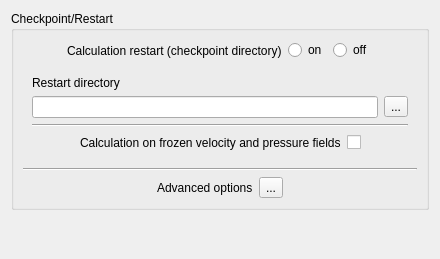
Qt form gui/Pages/StartRestartForm.ui (code-saturne/code_saturne) before a commit.
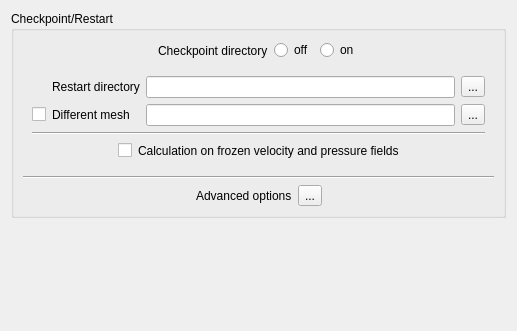
The same form after that commit. Icons and pictures are not drawn.

Commit message: Allow defining restart from a different mesh from the GUI.

What changed in the file:
```diff
--- a/gui/Pages/StartRestartForm.ui
+++ b/gui/Pages/StartRestartForm.ui
@@ -6,8 +6,8 @@
    <rect>
     <x>0</x>
     <y>0</y>
-    <width>440</width>
-    <height>259</height>
+    <width>517</width>
+    <height>331</height>
    </rect>
   </property>
   <property name="windowTitle">
@@ -23,8 +23,78 @@
       <string>Checkpoint/Restart</string>
      </property>
      <layout class="QGridLayout">
+      <item row="4" column="0">
+       <widget class="Line" name="lineICCVFG">
+        <property name="orientation">
+         <enum>Qt::Horizontal</enum>
+        </property>
+       </widget>
+      </item>
+      <item row="5" column="0">
+       <layout class="QHBoxLayout">
+        <item>
+         <spacer>
+          <property name="orientation">
+           <enum>Qt::Horizontal</enum>
+          </property>
+          <property name="sizeHint" stdset="0">
+           <size>
+            <width>20</width>
+            <height>20</height>
+           </size>
+          </property>
+         </spacer>
+        </item>
+        <item>
+         <widget class="QLabel" name="label_3">
+          <property name="toolTip">
+           <string>&lt;html&gt;&lt;head/&gt;&lt;body&gt;&lt;p&gt;&lt;span style=&quot; font-size:9pt;&quot;&gt;Define advanced options for restart checkpoints.&lt;/span&gt;&lt;/p&gt;&lt;/body&gt;&lt;/html&gt;</string>
+          </property>
+          <property name="text">
+           <string>Advanced options</string>
+          </property>
+         </widget>
+        </item>
+        <item>
+         <widget class="QToolButton" name="toolButtonAdvanced">
+          <property name="toolTip">
+           <string>&lt;html&gt;&lt;head/&gt;&lt;body&gt;&lt;p&gt;&lt;span style=&quot; font-size:9pt;&quot;&gt;Define advanced options for restart checkpoints.&lt;/span&gt;&lt;/p&gt;&lt;/body&gt;&lt;/html&gt;</string>
+          </property>
+          <property name="text">
+           <string>...</string>
+          </property>
+          <property name="icon">
+           <iconset resource="resources_pages.qrc">
+            <normaloff>:/new/prefix1/icons/22x22/preferences-system.png</normaloff>:/new/prefix1/icons/22x22/preferences-system.png</iconset>
+          </property>
+          <property name="iconSize">
+           <size>
+            <width>22</width>
+            <height>22</height>
+           </size>
+          </property>
+          <property name="shortcut">
+           <string>Ctrl+S</string>
+          </property>
+         </widget>
+        </item>
+        <item>
+         <spacer>
+          <property name="orientation">
+           <enum>Qt::Horizontal</enum>
+          </property>
+          <property name="sizeHint" stdset="0">
+           <size>
+            <width>16</width>
+            <height>16</height>
+           </size>
+          </property>
+         </spacer>
+        </item>
+       </layout>
+      </item>
       <item row="0" column="0">
-       <layout class="QHBoxLayout" name="horizontalLayout_3">
+       <layout class="QHBoxLayout" name="horizontalLayout">
         <item>
          <spacer>
           <property name="orientation">
@@ -44,17 +114,7 @@
            <string>&lt;html&gt;&lt;head/&gt;&lt;body&gt;&lt;p&gt;&lt;span style=&quot; font-size:9pt;&quot;&gt;Indicate if the calculation resumes from a previous one.&lt;/span&gt;&lt;/p&gt;&lt;/body&gt;&lt;/html&gt;</string>
           </property>
           <property name="text">
-           <string>Calculation restart (checkpoint directory)</string>
-          </property>
-         </widget>
-        </item>
-        <item>
-         <widget class="QRadioButton" name="radioButtonYes">
-          <property name="toolTip">
-           <string>&lt;html&gt;&lt;head/&gt;&lt;body&gt;&lt;p&gt;&lt;span style=&quot; font-size:9pt;&quot;&gt;Indicate if the calculation resumes from a previous one.&lt;/span&gt;&lt;/p&gt;&lt;/body&gt;&lt;/html&gt;</string>
-          </property>
-          <property name="text">
-           <string>on</string>
+           <string>Checkpoint directory</string>
           </property>
          </widget>
         </item>
@@ -68,6 +128,16 @@
           </property>
          </widget>
         </item>
+        <item>
+         <widget class="QRadioButton" name="radioButtonYes">
+          <property name="toolTip">
+           <string>&lt;html&gt;&lt;head/&gt;&lt;body&gt;&lt;p&gt;&lt;span style=&quot; font-size:9pt;&quot;&gt;Indicate if the calculation resumes from a previous one.&lt;/span&gt;&lt;/p&gt;&lt;/body&gt;&lt;/html&gt;</string>
+          </property>
+          <property name="text">
+           <string>on</string>
+          </property>
+         </widget>
+        </item>
         <item>
          <spacer>
           <property name="orientation">
@@ -83,7 +153,7 @@
         </item>
        </layout>
       </item>
-      <item row="1" column="0">
+      <item row="2" column="0">
        <widget class="QFrame" name="frameRestart">
         <property name="frameShape">
          <enum>QFrame::NoFrame</enum>
@@ -93,18 +163,29 @@
         </property>
         <layout class="QVBoxLayout" name="verticalLayout">
          <item>
-          <widget class="QLabel" name="labelRestartDir">
-           <property name="toolTip">
-            <string>&lt;html&gt;&lt;head/&gt;&lt;body&gt;&lt;p&gt;&lt;span style=&quot; font-size:9pt;&quot;&gt;Select the restart directory (Ex: &lt;/span&gt;&lt;span style=&quot; font-size:9pt; font-weight:600;&quot;&gt;STUDY/CASE/RESU/run_id/checkpoint&lt;/span&gt;&lt;span style=&quot; font-size:9pt;&quot;&gt;).&lt;/span&gt;&lt;/p&gt;&lt;/body&gt;&lt;/html&gt;</string>
-           </property>
-           <property name="text">
-            <string>Restart directory</string>
-           </property>
-          </widget>
-         </item>
-         <item>
-          <layout class="QHBoxLayout" name="horizontalLayout_2">
-           <item>
+          <layout class="QGridLayout" name="gridLayout">
+           <item row="1" column="0">
+            <widget class="QCheckBox" name="checkBoxRestartMesh">
+             <property name="text">
+              <string/>
+             </property>
+            </widget>
+           </item>
+           <item row="0" column="3">
+            <widget class="QToolButton" name="toolButton">
+             <property name="toolTip">
+              <string>&lt;html&gt;&lt;head/&gt;&lt;body&gt;&lt;p&gt;&lt;span style=&quot; font-size:9pt;&quot;&gt;Select the restart directory (Ex: &lt;/span&gt;&lt;span style=&quot; font-size:9pt; font-weight:600;&quot;&gt;STUDY/CASE/RESU/run_id/checkpoint&lt;/span&gt;&lt;span style=&quot; font-size:9pt;&quot;&gt;).&lt;/span&gt;&lt;/p&gt;&lt;/body&gt;&lt;/html&gt;</string>
+             </property>
+             <property name="text">
+              <string>...</string>
+             </property>
+             <property name="icon">
+              <iconset resource="resources_pages.qrc">
+               <normaloff>:/new/prefix1/icons/22x22/document-open.png</normaloff>:/new/prefix1/icons/22x22/document-open.png</iconset>
+             </property>
+            </widget>
+           </item>
+           <item row="0" column="2">
             <widget class="QLineEdit" name="lineEdit">
              <property name="sizePolicy">
               <sizepolicy hsizetype="Expanding" vsizetype="Preferred">
@@ -114,26 +195,47 @@
              </property>
              <property name="minimumSize">
               <size>
-               <width>320</width>
+               <width>280</width>
                <height>0</height>
               </size>
              </property>
              <property name="toolTip">
-              <string>&lt;html&gt;&lt;head/&gt;&lt;body&gt;&lt;p&gt;&lt;span style=&quot; font-size:9pt;&quot;&gt;Select the restart directory (Ex: &lt;/span&gt;&lt;span style=&quot; font-size:9pt; font-weight:600;&quot;&gt;STUDY/CASE/RESU/run_id/checkpoint&lt;/span&gt;&lt;span style=&quot; font-size:9pt;&quot;&gt;).&lt;/span&gt;&lt;/p&gt;&lt;/body&gt;&lt;/html&gt;</string>
+              <string>&lt;html&gt;&lt;head/&gt;&lt;body&gt;&lt;p&gt;Select the restart directory (e.g. &lt;span style=&quot; font-weight:600;&quot;&gt;CASE/RESU/run_id/checkpoint&lt;/span&gt;).&lt;/p&gt;&lt;/body&gt;&lt;/html&gt;</string>
              </property>
             </widget>
            </item>
-           <item>
-            <widget class="QToolButton" name="toolButton">
+           <item row="0" column="1">
+            <widget class="QLabel" name="labelRestartDir">
              <property name="toolTip">
               <string>&lt;html&gt;&lt;head/&gt;&lt;body&gt;&lt;p&gt;&lt;span style=&quot; font-size:9pt;&quot;&gt;Select the restart directory (Ex: &lt;/span&gt;&lt;span style=&quot; font-size:9pt; font-weight:600;&quot;&gt;STUDY/CASE/RESU/run_id/checkpoint&lt;/span&gt;&lt;span style=&quot; font-size:9pt;&quot;&gt;).&lt;/span&gt;&lt;/p&gt;&lt;/body&gt;&lt;/html&gt;</string>
              </property>
+             <property name="text">
+              <string>Restart directory</string>
+             </property>
+            </widget>
+           </item>
+           <item row="1" column="1">
+            <widget class="QLabel" name="labelCheckRestartMesh">
+             <property name="text">
+              <string>Different mesh</string>
+             </property>
+            </widget>
+           </item>
+           <item row="1" column="3">
+            <widget class="QToolButton" name="toolButtonRestartMesh">
              <property name="text">
               <string>...</string>
              </property>
              <property name="icon">
               <iconset resource="resources_pages.qrc">
-               <normaloff>:/new/prefix1/icons/22x22/document-open.png</normaloff>:/new/prefix1/icons/22x22/document-open.png</iconset>
+               <normaloff>:/new/prefix1/icons/22x22/document-new.png</normaloff>:/new/prefix1/icons/22x22/document-new.png</iconset>
+             </property>
+            </widget>
+           </item>
+           <item row="1" column="2">
+            <widget class="QLineEdit" name="lineEditRestartMesh">
+             <property name="toolTip">
+              <string>&lt;html&gt;&lt;head/&gt;&lt;body&gt;&lt;p&gt;&lt;span style=&quot; font-weight:600;&quot;&gt;mesh_input&lt;/span&gt; or &lt;span style=&quot; font-weight:600;&quot;&gt;mesh_output&lt;/span&gt; from previous run matching the restart files.&lt;/p&gt;&lt;p&gt;If this file is not available (not saved in previous calculation), re-running the previous calculation in &amp;quot;preprocessing only&amp;quot; mode may allow rebuilding it.&lt;/p&gt;&lt;/body&gt;&lt;/html&gt;</string>
              </property>
             </widget>
            </item>
@@ -161,6 +263,16 @@
              </property>
             </spacer>
            </item>
+           <item>
+            <widget class="QCheckBox" name="checkBox">
+             <property name="toolTip">
+              <string>&lt;html&gt;&lt;head/&gt;&lt;body&gt;&lt;p&gt;&lt;span style=&quot; font-size:9pt;&quot;&gt;Indicate whether the dynamic field should be frozen or not. In such a case, the values of velocity, pressure, and turbulence variables are kept constant. Only the equations for the scalars are solved.&lt;/span&gt;&lt;/p&gt;&lt;p&gt;&lt;span style=&quot; font-size:9pt;&quot;&gt;(Code_Saturne key word: &lt;/span&gt;&lt;span style=&quot; font-size:9pt; font-weight:600;&quot;&gt;ICCVFG&lt;/span&gt;&lt;span style=&quot; font-size:9pt;&quot;&gt;)&lt;/span&gt;&lt;/p&gt;&lt;/body&gt;&lt;/html&gt;</string>
+             </property>
+             <property name="text">
+              <string/>
+             </property>
+            </widget>
+           </item>
            <item>
             <widget class="QLabel" name="label_2">
              <property name="toolTip">
@@ -171,16 +283,6 @@
              </property>
             </widget>
            </item>
-           <item>
-            <widget class="QCheckBox" name="checkBox">
-             <property name="toolTip">
-              <string>&lt;html&gt;&lt;head/&gt;&lt;body&gt;&lt;p&gt;&lt;span style=&quot; font-size:9pt;&quot;&gt;Indicate whether the dynamic field should be frozen or not. In such a case, the values of velocity, pressure, and turbulence variables are kept constant. Only the equations for the scalars are solved.&lt;/span&gt;&lt;/p&gt;&lt;p&gt;&lt;span style=&quot; font-size:9pt;&quot;&gt;(Code_Saturne key word: &lt;/span&gt;&lt;span style=&quot; font-size:9pt; font-weight:600;&quot;&gt;ICCVFG&lt;/span&gt;&lt;span style=&quot; font-size:9pt;&quot;&gt;)&lt;/span&gt;&lt;/p&gt;&lt;/body&gt;&lt;/html&gt;</string>
-             </property>
-             <property name="text">
-              <string/>
-             </property>
-            </widget>
-           </item>
            <item>
             <spacer>
              <property name="orientation">
@@ -199,76 +301,6 @@
         </layout>
        </widget>
       </item>
-      <item row="3" column="0">
-       <widget class="Line" name="lineICCVFG">
-        <property name="orientation">
-         <enum>Qt::Horizontal</enum>
-        </property>
-       </widget>
-      </item>
-      <item row="4" column="0">
-       <layout class="QHBoxLayout">
-        <item>
-         <spacer>
-          <property name="orientation">
-           <enum>Qt::Horizontal</enum>
-          </property>
-          <property name="sizeHint" stdset="0">
-           <size>
-            <width>20</width>
-            <height>20</height>
-           </size>
-          </property>
-         </spacer>
-        </item>
-        <item>
-         <widget class="QLabel" name="label_3">
-          <property name="toolTip">
-           <string>&lt;html&gt;&lt;head/&gt;&lt;body&gt;&lt;p&gt;&lt;span style=&quot; font-size:9pt;&quot;&gt;Define advanced options for restart checkpoints.&lt;/span&gt;&lt;/p&gt;&lt;/body&gt;&lt;/html&gt;</string>
-          </property>
-          <property name="text">
-           <string>Advanced options</string>
-          </property>
-         </widget>
-        </item>
-        <item>
-         <widget class="QToolButton" name="toolButtonAdvanced">
-          <property name="toolTip">
-           <string>&lt;html&gt;&lt;head/&gt;&lt;body&gt;&lt;p&gt;&lt;span style=&quot; font-size:9pt;&quot;&gt;Define advanced options for restart checkpoints.&lt;/span&gt;&lt;/p&gt;&lt;/body&gt;&lt;/html&gt;</string>
-          </property>
-          <property name="text">
-           <string>...</string>
-          </property>
-          <property name="icon">
-           <iconset resource="resources_pages.qrc">
-            <normaloff>:/new/prefix1/icons/22x22/preferences-system.png</normaloff>:/new/prefix1/icons/22x22/preferences-system.png</iconset>
-          </property>
-          <property name="iconSize">
-           <size>
-            <width>22</width>
-            <height>22</height>
-           </size>
-          </property>
-          <property name="shortcut">
-           <string>Ctrl+S</string>
-          </property>
-         </widget>
-        </item>
-        <item>
-         <spacer>
-          <property name="orientation">
-           <enum>Qt::Horizontal</enum>
-          </property>
-          <property name="sizeHint" stdset="0">
-           <size>
-            <width>16</width>
-            <height>16</height>
-           </size>
-          </property>
-         </spacer>
-        </item>
-       </layout>
-      </item>
      </layout>
     </widget>
    </item>
```
The commit also changes 8 other files.
